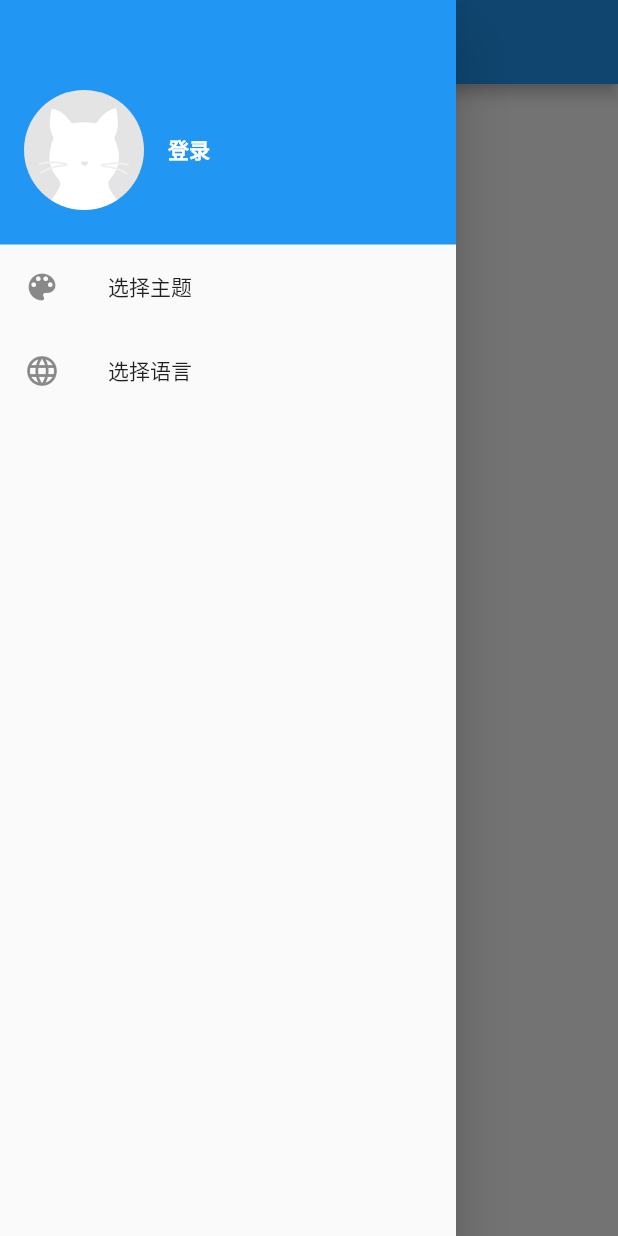
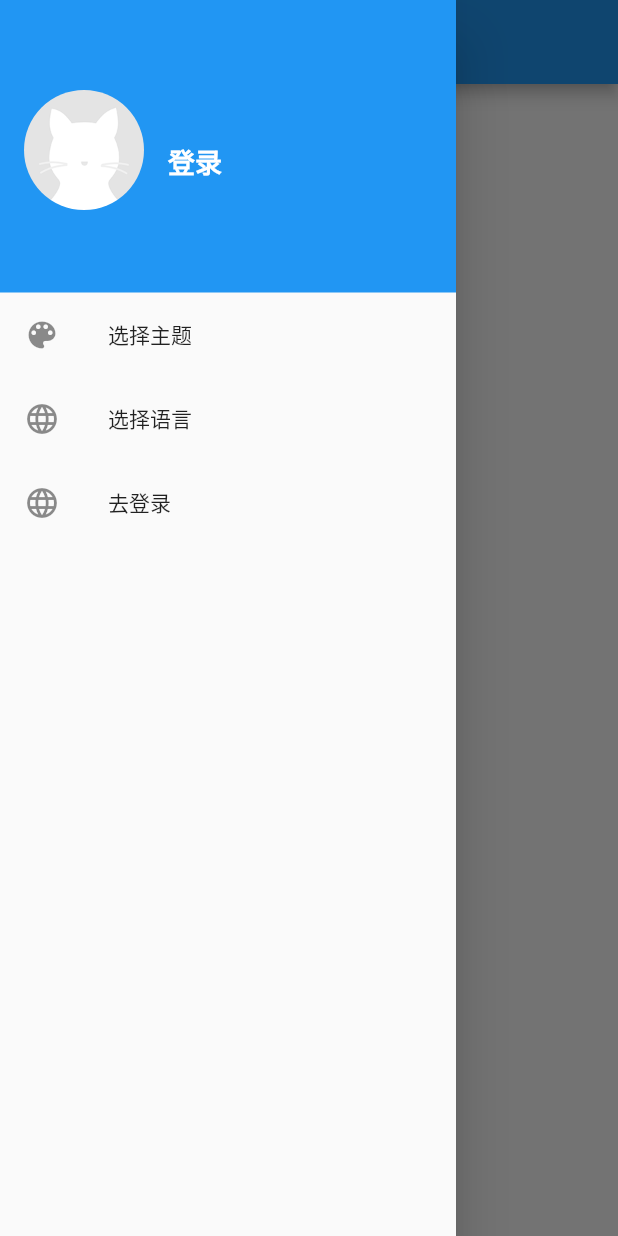
Before and after one commit to zqHero/fluttergit_pro, a Flutter app: the screen it shows after launch, with the side drawer open, on a phone screen of 412 x 824 dp. Run offline on Flutter 3.47's test engine with Material 2 defaults, Android fonts, the phone set to English and light mode, and no system bars; our stand-ins replace cached_network_image, dio, shared_preferences; missing offline and left inert: flukit; generated files the repository leaves out were written again.

Commit message:
完成  列表列表数据加载 主题更换

```diff
--- a/lib/common/exports_commones.dart
+++ b/lib/common/exports_commones.dart
@@ -4,3 +4,5 @@
 export 'git_api.dart';
 export 'global.dart';
 export 'net_cache.dart';
+
+export 'utils.dart';
--- /dev/null
+++ b/lib/common/utils.dart
@@ -0,0 +1,29 @@
+import 'package:cached_network_image/cached_network_image.dart';
+import 'package:flutter/material.dart';
+
+//展示一个圆形头像：=================================
+Widget circleAvatar(
+  String url, {
+  double width = 30,
+  double height,
+  BoxFit fit,
+  BorderRadius borderRadius,
+}) {
+  var placeholder = Image.asset(
+    "imgs/avatar-default.png", //头像默认值
+    width: width,
+    height: height,
+  );
+  //裁剪  图片并  返回
+  return ClipRRect(
+    borderRadius: borderRadius ?? BorderRadius.circular(2),
+    child: CachedNetworkImage(
+      imageUrl: url,
+      width: width,
+      height: height,
+      fit: fit,
+      placeholder: (context, url) => placeholder,
+      errorWidget: (context, url, error) => placeholder,
+    ),
+  );
+}
--- a/lib/main.dart
+++ b/lib/main.dart
@@ -21,32 +21,31 @@ class MyApp extends StatelessWidget {
       child: Consumer2<ThemeModel, LocaleModel>(
         builder: (BuildContext context, themeModel, localModel, Widget child) {
           return MaterialApp(
-            theme: ThemeData(primarySwatch: Colors.blue),
+            theme: ThemeData(platform: TargetPlatform.iOS, primarySwatch: themeModel.theme),
             onGenerateTitle: (context) {
               return "默认标题";
             },
             home: HomePage(),
+
             //初始化界面
-            locale: localModel.getLocale(),
-
-            //语言适配
-            supportedLocales: [
-              const Locale('en', 'US'),
-              const Locale('zh', 'CN')
-            ],
-
-            localizationsDelegates: [
-              //本地语言国际化的  代理类
-              // 本地化的代理类
-              GlobalMaterialLocalizations.delegate,
-              GlobalWidgetsLocalizations.delegate,
-//              GmLocalizationsDelegate()
-            ],
+//            locale: localModel.getLocale(),
+//            //语言适配
+//            supportedLocales: [
+//              const Locale('en', 'US'),
+//              const Locale('zh', 'CN')
+//            ],
+//            localizationsDelegates: [
+//              //本地语言国际化的  代理类
+//              // 本地化的代理类
+//              GlobalMaterialLocalizations.delegate,
+//              GlobalWidgetsLocalizations.delegate,
+////              GmLocalizationsDelegate()
+//            ],
 
             //注册路由表：
             routes: <String, WidgetBuilder>{
               "login": (context) => LoginRoute(),
-//              "login": (context) => LoginRoute(),
+              "themes": (context) => ThemeRoute(),
 //              "login":(context) => LoginRoute(),
             },
           );
--- a/lib/widgets/home_page.dart
+++ b/lib/widgets/home_page.dart
@@ -1,9 +1,13 @@
 // 创建  主界面
 import 'package:flutter/cupertino.dart';
-import 'package:flutter/cupertino.dart' as prefix0;
 import 'package:flutter/material.dart';
+import 'package:fluttergit_pro/common/exports_commones.dart';
+import 'package:fluttergit_pro/models/allentities_exports.dart';
 import 'package:fluttergit_pro/states/allstates_exports.dart';
+import 'package:fluttergit_pro/widgets/routes.dart';
 import 'package:provider/provider.dart';
+
+import 'package:flukit/flukit.dart';
 
 // ignore: slash_for_doc_comments
 /**
@@ -29,8 +33,8 @@ class HomePageState extends State<HomePage> {
             child: Column(
               crossAxisAlignment: CrossAxisAlignment.start,
               children: <Widget>[
-                buildHeader(),
-                Expanded(child: buildMenus()),
+                buildDrawerHeader(),
+                Expanded(child: buildDrawerMenus()),
               ],
             )),
       ), //抽屉菜单
@@ -41,50 +45,91 @@ class HomePageState extends State<HomePage> {
    * 创建一个 主界面 组件
    */
   Widget createBodyWidget() {
+    UserModel userModel = Provider.of<UserModel>(context);
+    if (!userModel.isLogin) {
+      //未登录  显示一个登录  按钮
       return Center(
         child: RaisedButton(
           child: Text("去登录"),
-        onPressed: () => {
-          Navigator.of(context).pushNamed("login")
-        },
+          onPressed: () => {Navigator.of(context).pushNamed("login")},
         ),
       );
+    } else {
+      return InfiniteListView<Repo>(
+        onRetrieveData: (int page, List<Repo> items, bool refresh) async {
+          //刷新数据
+          var data =
+              await Git(context).getRepos(refresh: refresh, queryParameters: {
+            'page': page,
+            'page_size': 10,
+          });
+          //添加 请求到的数据 添加到items 中
+          items.addAll(data);
+          return data.length > 0 && data.length % 10 == 0;
+        },
+        itemBuilder: (List list, int index, BuildContext ctx) {
+          return RepoItem(list[index]);
+        },
+      );
+    }
   }
 
   /**
    * 抽屉菜单的  头部============================================
    */
-  Widget buildHeader() {
+  Widget buildDrawerHeader() {
     return Consumer<UserModel>(
       builder: (BuildContext context, UserModel value, Widget child) {
         return GestureDetector(
           child: Container(
             color: Theme.of(context).primaryColor,
             padding: EdgeInsets.only(top: 60, bottom: 23),
-            child: Row(
+            child: Column(
+              children: <Widget>[
+                Row(
                   children: <Widget>[
                     Padding(
-                  padding: const EdgeInsets.symmetric(horizontal: 16.0),
+                      padding: const EdgeInsets.only(
+                          left: 16, bottom: 16, right: 16),
                       child: ClipOval(
                         // 如果已登录，则显示用户头像；若未登录，则显示默认头像
-                    child: Image.asset(
+                        child: value.isLogin
+                            ? circleAvatar(value.user.avatar_url, width: 80)
+                            : Image.asset(
                                 "imgs/avatar-default.png",
                                 width: 80,
                               ),
                       ),
                     ),
                     Text(
-                  "登录",
+                      value.isLogin ? value.user.login : "登录",
+                      style: TextStyle(
+                        fontWeight: FontWeight.bold,
+                        color: Colors.white,
+                        fontSize: 18,
+                      ),
+                    ),
+                  ],
+                ),
+                Text(
+                  value.isLogin ? value.user.bio : "",
+                  softWrap: false,
+                  maxLines: 1,
+                  overflow: TextOverflow.ellipsis,
                   style: TextStyle(
                     fontWeight: FontWeight.bold,
                     color: Colors.white,
                   ),
-                )
+                ),
               ],
             ),
           ),
           onTap: () {
             if (!value.isLogin) Navigator.of(context).pushNamed("login");
+            if (value.isLogin && value.user.avatar_url != null) {
+              // TODO 执行一个  查看个人信息的 界面
+              print("================");
+            }
           },
         );
       },
@@ -94,7 +139,7 @@ class HomePageState extends State<HomePage> {
   /**
    * 创建菜单项
    */
-  Widget buildMenus() {
+  Widget buildDrawerMenus() {
     return Consumer<UserModel>(
         builder: (BuildContext context, UserModel userModel, Widget child) {
 //          var gm = GmLocalizations.of(context);
@@ -103,13 +148,44 @@ class HomePageState extends State<HomePage> {
           ListTile(
             leading: const Icon(Icons.color_lens),
             title: Text("选择主题"),
-            onTap: () =>  Navigator.pushNamed(context, "themes"),
+            onTap: () => Navigator.pushNamed(context, "themes"),
           ),
           ListTile(
             leading: const Icon(Icons.language),
             title: Text("选择语言"),
             onTap: () => Navigator.pushNamed(context, "themes"),
           ),
+          ListTile(
+              leading: const Icon(Icons.language),
+              title: Text(userModel.isLogin ? "退出登录" : "去登录"),
+              onTap: () => userModel.isLogin
+                  ? loginOut(userModel)
+                  : Navigator.pushNamed(context, "login"))
+        ],
+      );
+    });
+  }
+
+  //退出登录
+  loginOut(UserModel userModel) {
+    showDialog(
+        context: context,
+        builder: (ctx) {
+          return AlertDialog(
+            content: Text("确认退出"),
+            actions: <Widget>[
+              FlatButton(
+                child: Text("取消"),
+                onPressed: () => Navigator.pop(context),
+              ),
+              FlatButton(
+                child: Text("确认"),
+                onPressed: () {
+                  //该赋值语句会触发MaterialApp rebuild
+                  userModel.user = null;
+                  Navigator.pop(context);
+                },
+              )
             ],
           );
         });
--- a/pubspec.yaml
+++ b/pubspec.yaml
@@ -25,6 +25,8 @@ dependencies:
   json_annotation: ^2.0.0
   shared_preferences: ^0.5.3+4
   dio_http_cache: #latest version
+  cached_network_image: ^0.8.0    #图片缓存
+  flukit: ^1.0.2  # listview
 
   # The following adds the Cupertino Icons font to your application.
   # Use with the CupertinoIcons class for iOS style icons.
```
Also changed, not shown: lib/common/git_api.dart (+32 -16 lines), lib/widgets/list_item.dart (added, +140 -0 lines), lib/widgets/login.dart (+28 -6 lines), lib/widgets/routes.dart (+8 -0 lines), lib/widgets/theme.dart (added, +36 -0 lines), pubspec.lock. Lines whose indentation alone changed are shown as unchanged.
